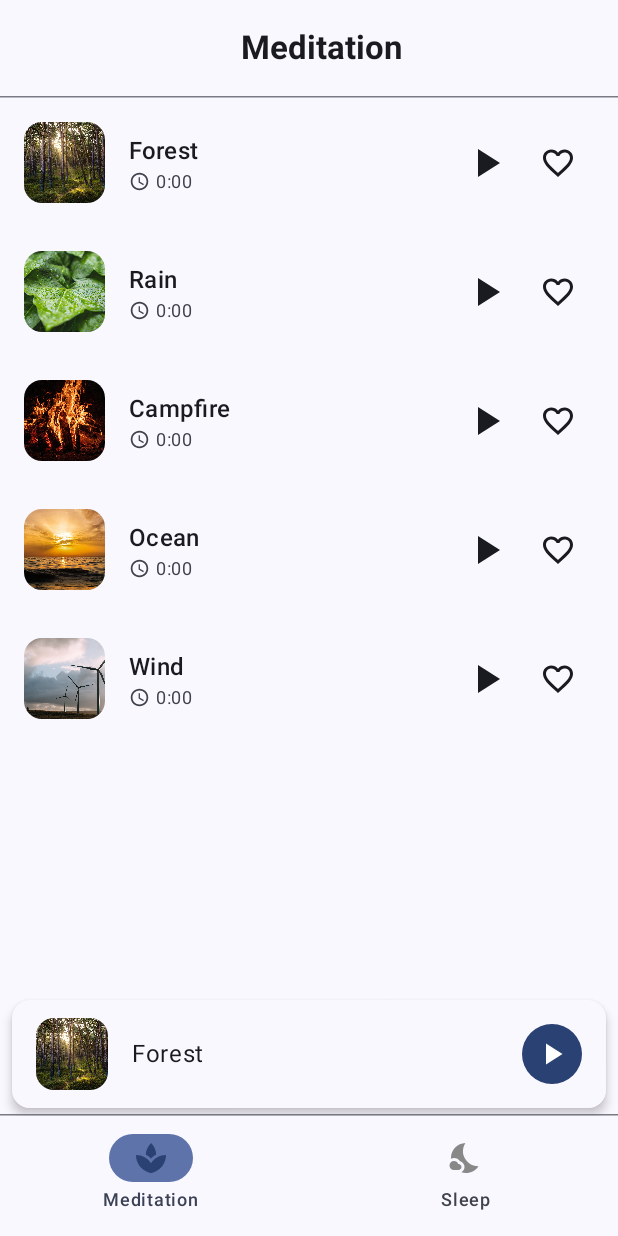
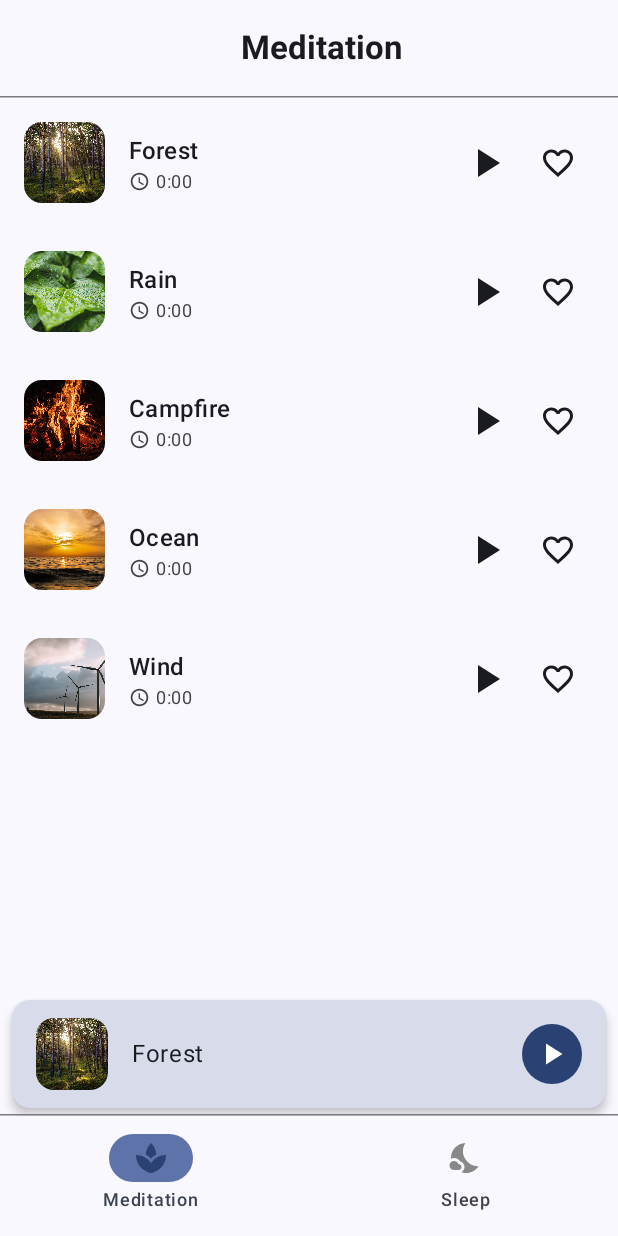
Before and after one commit to VivekShah138/Calmly, an Android app built with Jetpack Compose: the screen it shows after launch (MainActivity), after a tap on "Forest", on a phone screen of 412 x 824 dp. Run offline under Robolectric (Android 15) with nearby library versions, the phone set to English and light mode, and no system bars.

Commit message:
Color Scheme also applied successfully

```diff
--- a/app/src/main/java/com/example/calmly/presentation/core_components/BottomNavigation.kt
+++ b/app/src/main/java/com/example/calmly/presentation/core_components/BottomNavigation.kt
@@ -20,6 +20,7 @@
 import androidx.navigation.compose.currentBackStackEntryAsState
 import com.example.calmly.navigation.TOP_LEVEL_DESTINATION
 import com.example.calmly.navigation.TopLevelDestination
+import com.example.calmly.ui.theme.BottomBar
 
 @Composable
 fun BottomNavigationBar(
--- a/app/src/main/java/com/example/calmly/presentation/features/view_songs/components/MainScaffold.kt
+++ b/app/src/main/java/com/example/calmly/presentation/features/view_songs/components/MainScaffold.kt
@@ -1,5 +1,6 @@
 package com.example.calmly.presentation.features.view_songs.components
 
+import androidx.compose.foundation.background
 import androidx.compose.foundation.layout.Column
 import androidx.compose.foundation.layout.consumeWindowInsets
 import androidx.compose.foundation.layout.padding
@@ -17,6 +18,7 @@
 import com.example.calmly.navigation.CalmNavHost
 import com.example.calmly.presentation.core_components.BottomNavigationBar
 import com.example.calmly.presentation.features.view_songs.viewmodel.SharedPlayerViewModel
+import com.example.calmly.ui.theme.DarkBackground
 
 @Composable
 fun MainScaffold(
--- a/app/src/main/java/com/example/calmly/presentation/features/view_songs/components/MeditationScreen.kt
+++ b/app/src/main/java/com/example/calmly/presentation/features/view_songs/components/MeditationScreen.kt
@@ -8,12 +8,15 @@
 import androidx.compose.runtime.collectAsState
 import androidx.compose.runtime.getValue
 import androidx.compose.ui.Modifier
+import androidx.compose.ui.graphics.Color
 import androidx.compose.ui.platform.LocalContext
+import androidx.compose.ui.text.TextStyle
 import androidx.navigation.NavController
 import com.example.calmly.data.local.data_source.SoundDataSource
 import com.example.calmly.mapper.SoundMapper
 import com.example.calmly.presentation.core_components.AppTopBar
 import com.example.calmly.presentation.features.view_songs.viewmodel.SharedPlayerViewModel
+import com.example.calmly.ui.theme.DarkBackground
 
 @Composable
 fun MeditationScreen(
--- a/app/src/main/java/com/example/calmly/presentation/features/view_songs/components/SleepScreen.kt
+++ b/app/src/main/java/com/example/calmly/presentation/features/view_songs/components/SleepScreen.kt
@@ -9,13 +9,16 @@
 import androidx.compose.runtime.collectAsState
 import androidx.compose.runtime.getValue
 import androidx.compose.ui.Modifier
+import androidx.compose.ui.graphics.Color
 import androidx.compose.ui.platform.LocalContext
+import androidx.compose.ui.text.TextStyle
 import androidx.navigation.NavController
 import com.example.calmly.data.local.data_source.SoundDataSource
 import com.example.calmly.mapper.SoundMapper
 import com.example.calmly.presentation.core_components.AppTopBar
 import com.example.calmly.presentation.core_components.BottomNavigationBar
 import com.example.calmly.presentation.features.view_songs.viewmodel.SharedPlayerViewModel
+import com.example.calmly.ui.theme.DarkBackground
 import org.koin.compose.viewmodel.koinViewModel
 
 
@@ -38,7 +41,7 @@
     Scaffold(
         topBar = {
             AppTopBar(
-                title = "Sleep"
+                title = "Sleep",
             )
         }
     ) { innerPadding ->
--- a/app/src/main/java/com/example/calmly/ui/theme/Color.kt
+++ b/app/src/main/java/com/example/calmly/ui/theme/Color.kt
@@ -9,3 +9,11 @@
 val Purple40 = Color(0xFF6650a4)
 val PurpleGrey40 = Color(0xFF625b71)
 val Pink40 = Color(0xFF7D5260)
+val IvoryCream = Color(0xFFF5F1E6)
+
+val DarkBackground = Color(0xFF121714)
+val BottomBar = Color( 0xFF1E2520)
+val BottomBarText = Color(0xFFA2B4A9)
+val NowPlayingBar = Color(0xFF2b362f)
+val NowPlayingButton = Color(0xFF94e0b2)
+val NowPlayingButtonText = Color(0xFF121714)
```
Also changed, not shown: app/src/main/java/com/example/calmly/presentation/features/view_songs/components/NowPlayingBar.kt (+6 -33 lines).
